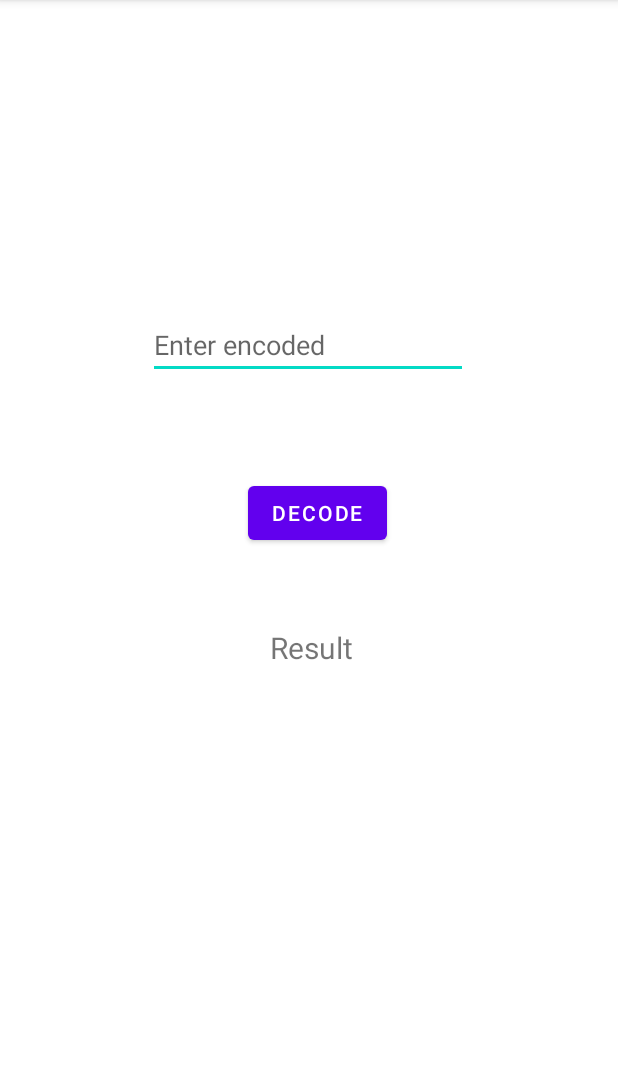
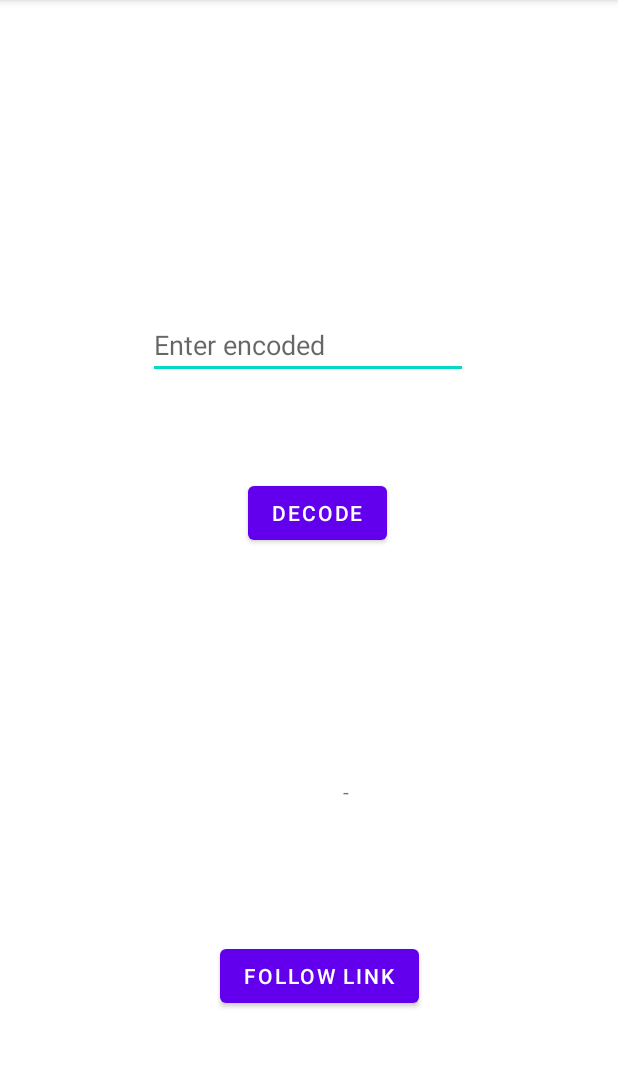
Before and after one commit to zikrullahMd/CipherXT-App, an Android app: the NoChromeDecode screen opened directly, with no data from a screen before it, after a tap on "DECODE", on a phone screen of 412 x 824 dp, the part 84-1152 px from its top. Run offline under Robolectric (Android 15) with nearby library versions, the phone set to English and light mode, and no system bars.

Commit message:
added chrome setup to non chrome setup

```diff
--- a/app/src/main/java/zik/myappcompany/cipherxt/NoChromeDecode.java
+++ b/app/src/main/java/zik/myappcompany/cipherxt/NoChromeDecode.java
@@ -2,30 +2,62 @@ package zik.myappcompany.cipherxt;
 
 import androidx.appcompat.app.AppCompatActivity;
 
+import android.content.ActivityNotFoundException;
+import android.content.Intent;
+import android.net.Uri;
 import android.os.Bundle;
 import android.view.View;
+import android.widget.Button;
 import android.widget.EditText;
 import android.widget.TextView;
 import android.widget.Toast;
 
 public class NoChromeDecode extends AppCompatActivity {
 
+    Button follow;
+    private String ans;
+
     @Override
     protected void onCreate(Bundle savedInstanceState) {
         super.onCreate(savedInstanceState);
         setContentView(R.layout.activity_no_chrome_decode);
+        follow = findViewById(R.id.urlBtn);
+        follow.setOnClickListener(view ->{
+            try {
+                chrome(this.ans);
+            } catch (Exception e) {
+                Toast.makeText(NoChromeDecode.this,"Error",Toast.LENGTH_SHORT).show();
+                e.printStackTrace();
+            }
+        });
+    }
+    public void chrome(String url) throws Exception{
+        try {
+//            Intent i = new Intent("android.intent.action.MAIN");
+//            i.setComponent(ComponentName.unflattenFromString("com.android.chrome/com.android.chrome.Main"));
+//            i.addCategory("android.intent.category.LAUNCHER");
+//            i.setData(Uri.parse(url));
+//            startActivity(i);
+            startActivity(new Intent(Intent.ACTION_VIEW, Uri.parse(url)));
+        }
+        catch(ActivityNotFoundException e) {
+            // Chrome is probably not installed
+        }
     }
     public void decode(View view){
         try {
             EditText data = (EditText) findViewById(R.id.decodeInput);
-            TextView res = (TextView) findViewById(R.id.result);
+            TextView res = (TextView) findViewById(R.id.output);
+            Boolean toClean = false;
             String s = data.getText().toString();
+
             s = s.trim();
             int sq = sqrRt(s.length());
             int n;
             if (s.length() == sq * sq) {
                 n = sqrRt(s.length());
             } else {
+                toClean = true;
                 n = sqrRt(getCode(s.length()));
             }
             char[][] mat = new char[n][n];
@@ -47,11 +79,26 @@ public class NoChromeDecode extends AppCompatActivity {
                     de.append(at[i][j]);
                 }
             }
+            String cleaned_code = cleanCode(de);
+            this.ans = cleaned_code;
             res.setText(de);
         }catch(Exception e){
             Toast t = Toast.makeText(this,"Error decoding",Toast.LENGTH_SHORT);
             t.show();
         }
+    }
+    public static String cleanCode(StringBuilder s) {
+        System.out.println(s);
+        int index = s.length()-1;
+        for(;index>=0;) {
+            if(s.charAt(index)=='.') {
+                index--;
+            }else {
+                break;
+            }
+        }
+        s.delete(index+1, s.length());
+        return s.toString();
     }
     public int sqrRt(int n) {
         int low = 0;
--- a/app/src/main/res/layout/activity_no_chrome_decode.xml
+++ b/app/src/main/res/layout/activity_no_chrome_decode.xml
@@ -55,7 +55,7 @@
         app:layout_constraintVertical_bias="0.692" />
 
     <TextView
-        android:id="@+id/result"
+        android:id="@+id/output"
         android:layout_width="wrap_content"
         android:layout_height="wrap_content"
         android:layout_marginStart="180dp"
@@ -66,10 +66,24 @@
         android:layout_marginBottom="21dp"
         android:text="Result"
         android:textSize="20sp"
-        app:layout_constraintBottom_toTopOf="@+id/result"
+        app:layout_constraintBottom_toTopOf="@+id/output"
         app:layout_constraintEnd_toEndOf="parent"
         app:layout_constraintHorizontal_bias="0.0"
         app:layout_constraintStart_toStartOf="parent"
         app:layout_constraintTop_toBottomOf="@+id/cipherData"
         app:layout_constraintVertical_bias="0.375" />
+
+    <Button
+        android:id="@+id/urlBtn"
+        android:layout_width="wrap_content"
+        android:layout_height="48dp"
+        android:layout_marginStart="165dp"
+        android:layout_marginTop="83dp"
+        android:layout_marginEnd="152dp"
+        android:layout_marginBottom="88dp"
+        android:text="Follow link"
+        app:layout_constraintBottom_toBottomOf="parent"
+        app:layout_constraintEnd_toEndOf="parent"
+        app:layout_constraintStart_toStartOf="parent"
+        app:layout_constraintTop_toBottomOf="@+id/result" />
 </androidx.constraintlayout.widget.ConstraintLayout>
```
